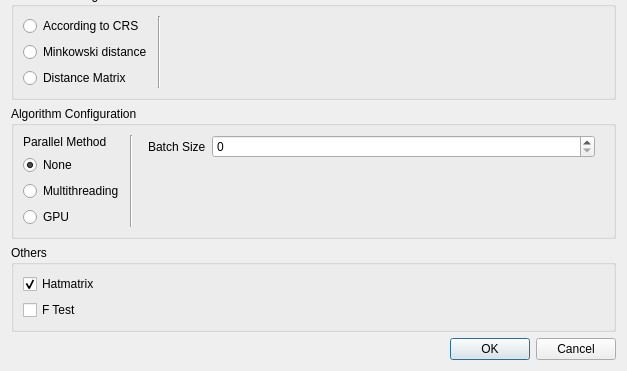
Qt form gwmgwroptionsdialog.ui (GWmodel-Lab/GWmodelS) before a commit; both pictures show x 0 to 627 and y 365 to 736 of the 627 by 736 pixel window.
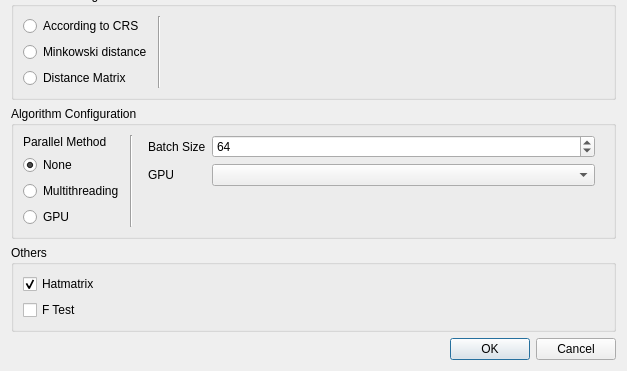
The same form after that commit. The open tabs and pages were chosen to show the change. Custom widgets are drawn as their Qt base class.

```diff
--- a/gwmgwroptionsdialog.ui
+++ b/gwmgwroptionsdialog.ui
@@ -710,8 +710,21 @@
             <property name="maximum">
              <number>4096</number>
             </property>
+            <property name="value">
+             <number>64</number>
+            </property>
            </widget>
           </item>
+          <item row="1" column="0">
+           <widget class="QLabel" name="label_11">
+            <property name="text">
+             <string>GPU</string>
+            </property>
+           </widget>
+          </item>
+          <item row="1" column="1">
+           <widget class="QComboBox" name="mGPUSelection"/>
+          </item>
          </layout>
         </widget>
        </widget>
```
